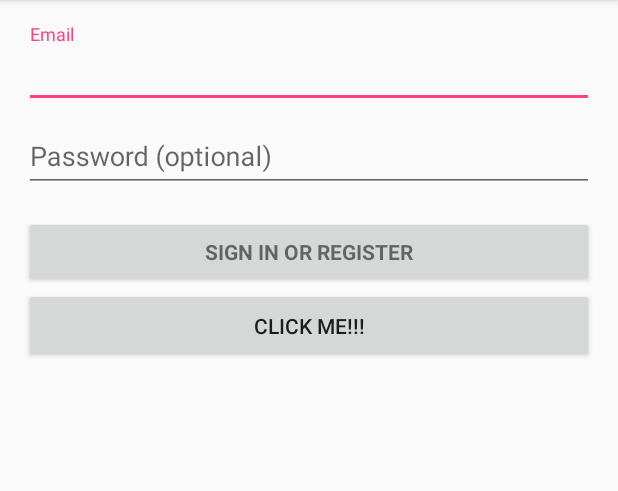
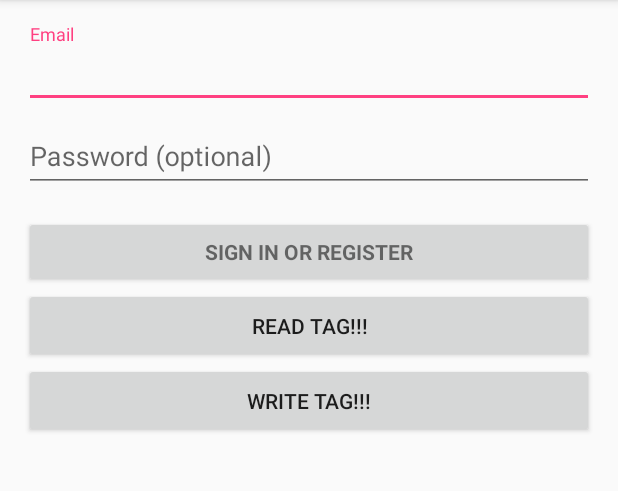
Before and after one commit to Seniors-ieu/NFCSmartAnimalPassport, an Android app: the screen it shows after launch (LoginActivity), on a phone screen of 412 x 824 dp, the part 84-575 px from its top. Run offline under Robolectric (Android 15) with nearby library versions, the phone set to English and light mode, and no system bars; 4 statements that could not run were skipped.

Commit message:
Write button added and Button names changed.

```diff
--- a/app/src/main/res/layout/activity_login.xml
+++ b/app/src/main/res/layout/activity_login.xml
@@ -72,11 +72,17 @@
                 android:text="@string/action_sign_in"
                 android:textStyle="bold" />
             <Button
-                android:id="@+id/trialButton"
+                android:id="@+id/readButton"
                 android:layout_width="match_parent"
                 android:layout_height="wrap_content"
                 android:height="50dp"
-                android:text="CLICK ME!!!" />
+                android:text="READ TAG!!!" />
+            <Button
+                android:id="@+id/writeButton"
+                android:layout_width="match_parent"
+                android:layout_height="wrap_content"
+                android:height="50dp"
+                android:text="WRITE TAG!!!" />
 
         </LinearLayout>
 
```
